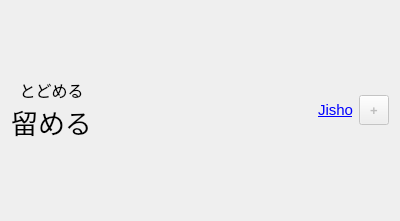
First picture: the form in src/gui/widgets/termwidget.ui, repository ripose-jp/Memento, before the edit.
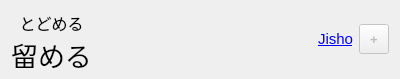
Second picture: the form after the edit.

Commit message: Changed tags to use a flow layout

What changed in the file:
```diff
--- a/src/gui/widgets/termwidget.ui
+++ b/src/gui/widgets/termwidget.ui
@@ -7,7 +7,7 @@
     <x>0</x>
     <y>0</y>
     <width>400</width>
-    <height>221</height>
+    <height>79</height>
    </rect>
   </property>
   <property name="minimumSize">
```
Left out of the diff: 9 changed lines with no effect on the pictures. The commit also changes 6 other files.
